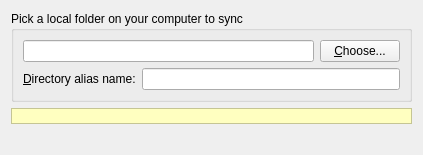
The window that src/gui/folderwizardsourcepage.ui (GrossLukas/client) describes before a commit, drawn with Qt 5.
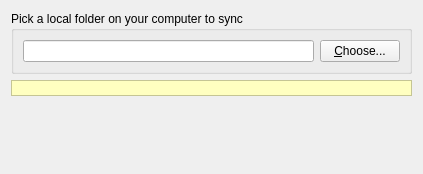
The same window after the commit.

Commit message: UI: Remove alias from more places #4577 #4695

```diff
--- a/src/gui/folderwizardsourcepage.ui
+++ b/src/gui/folderwizardsourcepage.ui
@@ -7,7 +7,7 @@
     <x>0</x>
     <y>0</y>
     <width>423</width>
-    <height>155</height>
+    <height>174</height>
    </rect>
   </property>
   <property name="windowTitle">
@@ -47,23 +47,6 @@
         </item>
        </layout>
       </item>
-      <item row="1" column="0">
-       <layout class="QHBoxLayout" name="horizontalLayout">
-        <item>
-         <widget class="QLabel" name="label_2">
-          <property name="text">
-           <string>&amp;Directory alias name:</string>
-          </property>
-          <property name="buddy">
-           <cstring>aliasLineEdit</cstring>
-          </property>
-         </widget>
-        </item>
-        <item>
-         <widget class="QLineEdit" name="aliasLineEdit"/>
-        </item>
-       </layout>
-      </item>
      </layout>
     </widget>
    </item>
```
The commit also changes 2 other files.
